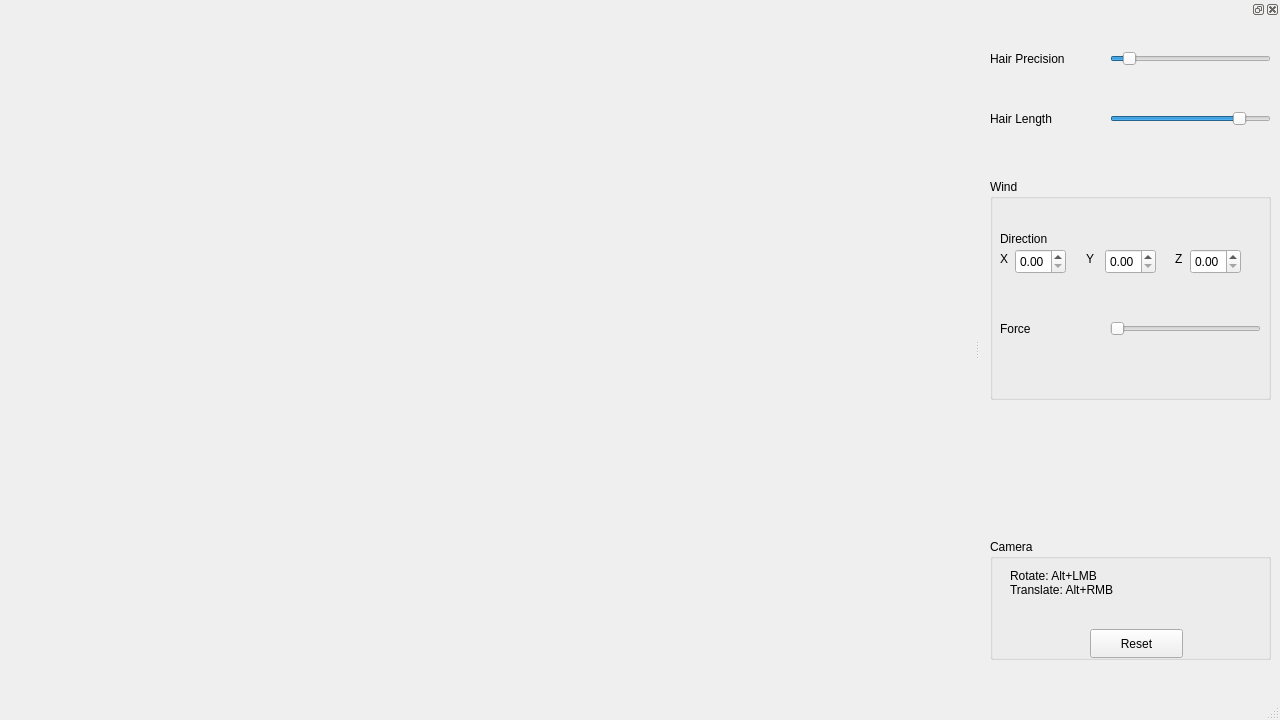
First picture: the form in HairSimulation/ui/mainwindow.ui, repository ihoung/HairStrandSimulation, before the edit.
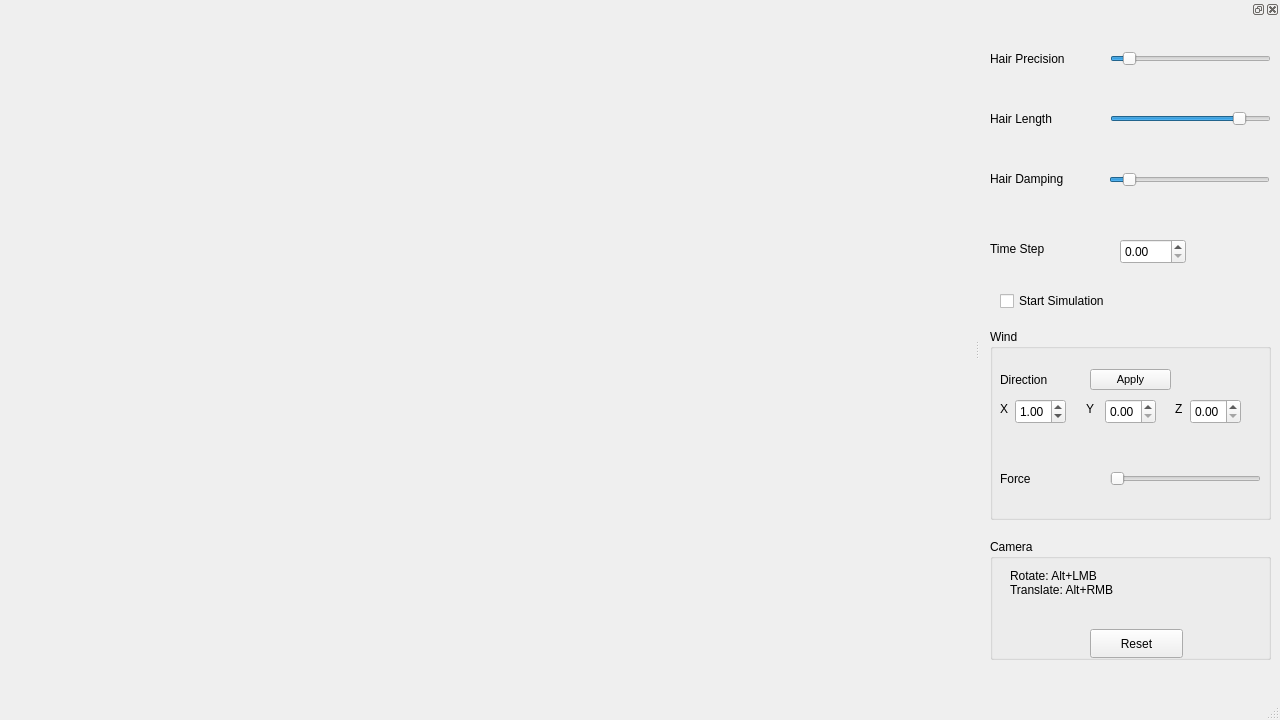
Second picture: the form after the edit.

Commit message: finish dynamics of a hair strand, still with frame updating issue

```diff
--- a/HairSimulation/ui/mainwindow.ui
+++ b/HairSimulation/ui/mainwindow.ui
@@ -206,9 +206,9 @@
      <property name="geometry">
       <rect>
        <x>10</x>
-       <y>160</y>
+       <y>310</y>
        <width>281</width>
-       <height>221</height>
+       <height>191</height>
       </rect>
      </property>
      <property name="title">
@@ -253,7 +253,7 @@
       <property name="geometry">
        <rect>
         <x>10</x>
-        <y>49</y>
+        <y>40</y>
         <width>81</width>
         <height>21</height>
        </rect>
@@ -287,6 +287,9 @@
         <height>25</height>
        </rect>
       </property>
+      <property name="value">
+       <double>1.000000000000000</double>
+      </property>
      </widget>
      <widget class="QLabel" name="label_7">
       <property name="geometry">
@@ -334,6 +337,98 @@
        </rect>
       </property>
      </widget>
+     <widget class="QPushButton" name="m_applyWindDir">
+      <property name="geometry">
+       <rect>
+        <x>100</x>
+        <y>40</y>
+        <width>81</width>
+        <height>21</height>
+       </rect>
+      </property>
+      <property name="font">
+       <font>
+        <pointsize>8</pointsize>
+       </font>
+      </property>
+      <property name="text">
+       <string>Apply</string>
+      </property>
+      <property name="iconSize">
+       <size>
+        <width>20</width>
+        <height>20</height>
+       </size>
+      </property>
+     </widget>
+    </widget>
+    <widget class="QLabel" name="label_9">
+     <property name="geometry">
+      <rect>
+       <x>10</x>
+       <y>150</y>
+       <width>111</width>
+       <height>20</height>
+      </rect>
+     </property>
+     <property name="text">
+      <string>Hair Damping</string>
+     </property>
+    </widget>
+    <widget class="QSlider" name="m_hairDampingSlider">
+     <property name="geometry">
+      <rect>
+       <x>129</x>
+       <y>150</y>
+       <width>161</width>
+       <height>22</height>
+      </rect>
+     </property>
+     <property name="maximum">
+      <number>100</number>
+     </property>
+     <property name="value">
+      <number>9</number>
+     </property>
+     <property name="orientation">
+      <enum>Qt::Horizontal</enum>
+     </property>
+    </widget>
+    <widget class="QLabel" name="label_10">
+     <property name="geometry">
+      <rect>
+       <x>10</x>
+       <y>220</y>
+       <width>111</width>
+       <height>20</height>
+      </rect>
+     </property>
+     <property name="text">
+      <string>Time Step</string>
+     </property>
+    </widget>
+    <widget class="QDoubleSpinBox" name="m_timeStepSpinBox">
+     <property name="geometry">
+      <rect>
+       <x>140</x>
+       <y>220</y>
+       <width>66</width>
+       <height>25</height>
+      </rect>
+     </property>
+    </widget>
+    <widget class="QCheckBox" name="m_startCheckBox">
+     <property name="geometry">
+      <rect>
+       <x>20</x>
+       <y>270</y>
+       <width>151</width>
+       <height>24</height>
+      </rect>
+     </property>
+     <property name="text">
+      <string>Start Simulation</string>
+     </property>
     </widget>
    </widget>
   </widget>
```
The commit also changes 12 other files.
